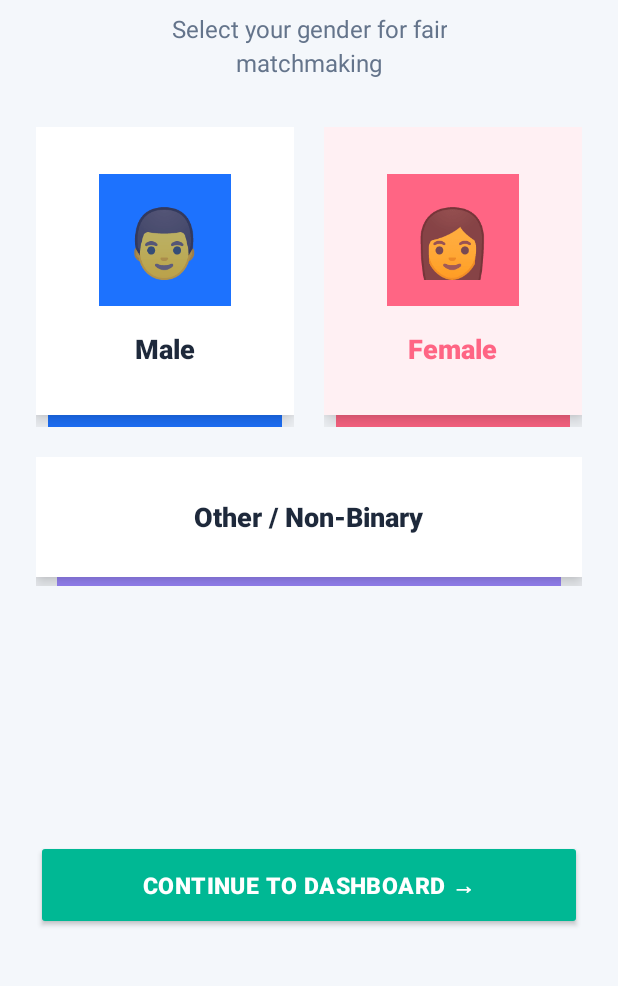
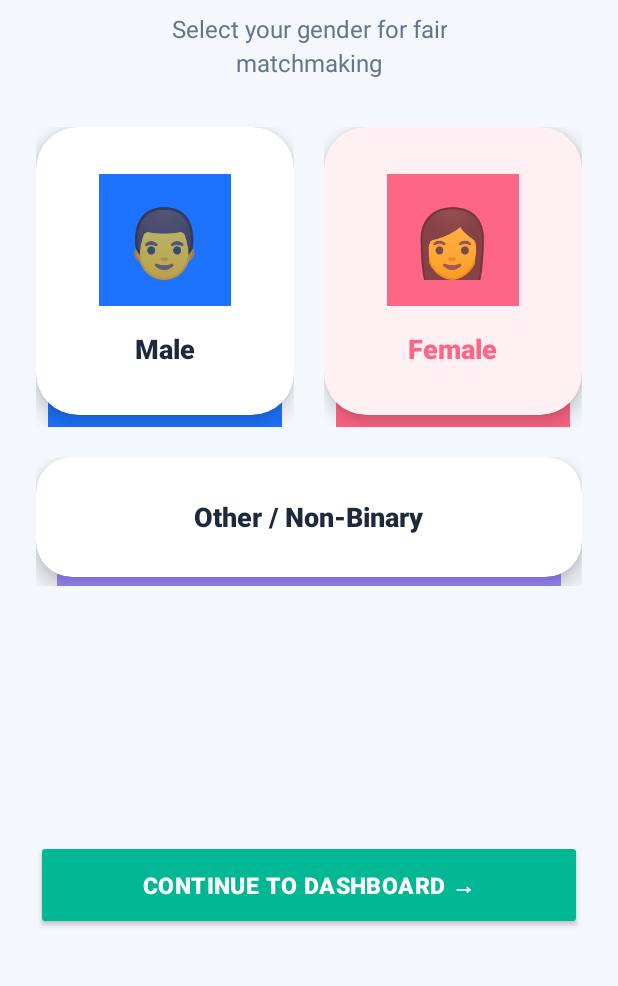
Before and after one commit to Roopnanda/english-talk-android, an Android app built with Jetpack Compose: the screen it shows after launch (MainActivity), after a tap on an icon or button, on a phone screen of 412 x 824 dp, the part 246-1232 px from its top. Run offline under Robolectric (Android 15) with nearby library versions, the light colour scheme and no system bars; our stand-ins replace AdMob; libraries missing offline, so code that uses them is left out: org.webrtc; pictures from the network do not load; 5 statements that could not run were skipped; 1 other tap on this screen came first.

Commit message:
Change gender selection buttons to CardView

```diff
--- a/app/src/main/java/com/englishtalk/app/MainActivity.kt
+++ b/app/src/main/java/com/englishtalk/app/MainActivity.kt
@@ -24,6 +24,7 @@ import android.os.PowerManager
 import android.view.View
 import android.view.WindowManager
 import android.widget.*
+import androidx.cardview.widget.CardView
 import androidx.core.app.ActivityCompat
 import androidx.core.content.ContextCompat
 import com.englishtalk.app.network.SignalingClient
@@ -81,10 +82,10 @@ class MainActivity : Activity(), SignalingClient.SignalingListener, SensorEventL
     private var layoutSearching: View? = null
     private var layoutCall: View? = null
 
-    // Native Image 1 Onboarding Card Elements (Rule 34)
-    private var btnSelectMale: View? = null
-    private var btnSelectFemale: View? = null
-    private var btnSelectOther: View? = null
+    // Exact Image 1 CardView Elements (Rule 34)
+    private var btnSelectMale: CardView? = null
+    private var btnSelectFemale: CardView? = null
+    private var btnSelectOther: CardView? = null
     private var lipMale: View? = null
     private var lipFemale: View? = null
     private var lipOther: View? = null
@@ -331,9 +332,10 @@ class MainActivity : Activity(), SignalingClient.SignalingListener, SensorEventL
         if (savedGender == "NOT_SET") {
             layoutGenderOnboarding?.visibility = View.VISIBLE
             scrollDashboard?.visibility = View.GONE
-            layoutBannerAd?.visibility = View.GONE // Ad-free onboarding
+            layoutBannerAd?.visibility = View.GONE
 
             btnConfirmGender?.isEnabled = false
+            btnConfirmGender?.text = "CONTINUE TO DASHBOARD →"
             btnConfirmGender?.backgroundTintList = ColorStateList.valueOf(Color.parseColor("#CBD5E1"))
             btnConfirmGender?.setTextColor(Color.parseColor("#94A3B8"))
 
@@ -351,32 +353,32 @@ class MainActivity : Activity(), SignalingClient.SignalingListener, SensorEventL
 
             // Male Selection
             if (selectedGender == "MALE") {
-                btnSelectMale?.setBackgroundColor(Color.parseColor("#F0F6FF"))
+                btnSelectMale?.setCardBackgroundColor(Color.parseColor("#F0F6FF"))
                 tvMaleLabel?.setTextColor(Color.parseColor("#1D72FE"))
             } else {
-                btnSelectMale?.setBackgroundColor(Color.parseColor("#FFFFFF"))
+                btnSelectMale?.setCardBackgroundColor(Color.parseColor("#FFFFFF"))
                 tvMaleLabel?.setTextColor(Color.parseColor("#1E293B"))
             }
 
             // Female Selection
             if (selectedGender == "FEMALE") {
-                btnSelectFemale?.setBackgroundColor(Color.parseColor("#FFF0F3"))
+                btnSelectFemale?.setCardBackgroundColor(Color.parseColor("#FFF0F3"))
                 tvFemaleLabel?.setTextColor(Color.parseColor("#FF6584"))
             } else {
-                btnSelectFemale?.setBackgroundColor(Color.parseColor("#FFFFFF"))
+                btnSelectFemale?.setCardBackgroundColor(Color.parseColor("#FFFFFF"))
                 tvFemaleLabel?.setTextColor(Color.parseColor("#1E293B"))
             }
 
             // Other Selection
             if (selectedGender == "OTHER") {
-                btnSelectOther?.setBackgroundColor(Color.parseColor("#F6F3FF"))
+                btnSelectOther?.setCardBackgroundColor(Color.parseColor("#F6F3FF"))
                 tvOtherLabel?.setTextColor(Color.parseColor("#9C88FF"))
             } else {
-                btnSelectOther?.setBackgroundColor(Color.parseColor("#FFFFFF"))
+                btnSelectOther?.setCardBackgroundColor(Color.parseColor("#FFFFFF"))
                 tvOtherLabel?.setTextColor(Color.parseColor("#1E293B"))
             }
 
-            // Activate Exact Emerald Pill CTA Button
+            // Activate Emerald Pill CTA Button
             btnConfirmGender?.isEnabled = true
             btnConfirmGender?.backgroundTintList = ColorStateList.valueOf(Color.parseColor("#00B894"))
             btnConfirmGender?.setTextColor(Color.WHITE)
```
